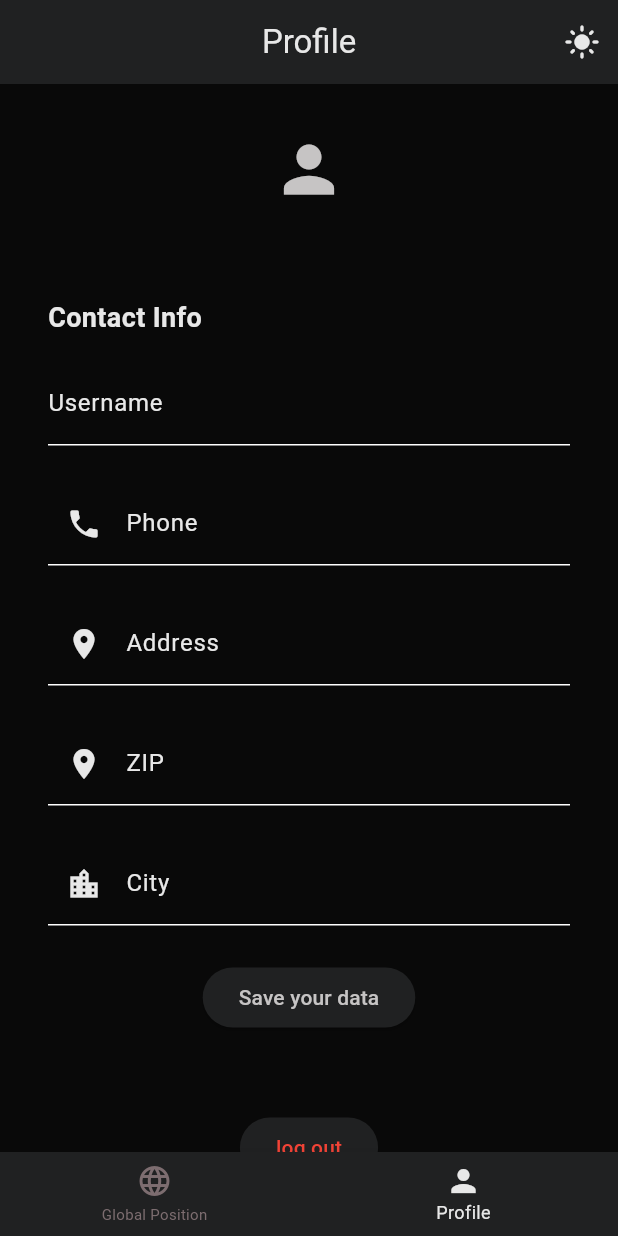
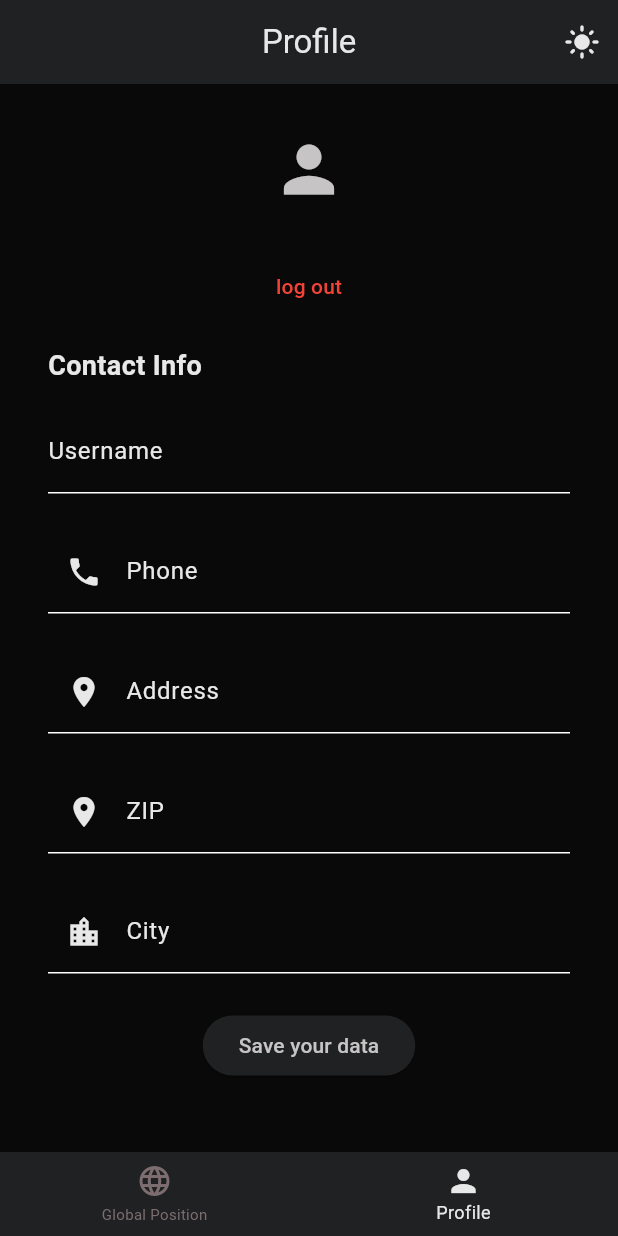
Before and after one commit to FrancescBrau/niu_app, a Flutter app: the ProfileScreen screen opened directly with empty values, on a phone screen of 412 x 824 dp. Run offline on Flutter 3.47's test engine with Material 3 defaults, Android fonts, the phone set to English and light mode, and no system bars; our stand-ins replace google_fonts, shared_preferences; accounts and stored records are empty; Roboto replaces fonts that are missing (Afacad).

Commit message:
improving ui logout button

```diff
--- a/lib/features/profile/profile_screen.dart
+++ b/lib/features/profile/profile_screen.dart
@@ -107,12 +107,18 @@
                   crossAxisAlignment: CrossAxisAlignment.start,
                   children: <Widget>[
                     const Center(child: Icon(Icons.person, size: 50)),
-                    smallSpace,
                     Center(
                       child: Text(widget.email,
                           style: const TextStyle(
                               fontSize: 20, fontWeight: FontWeight.bold)),
                     ),
+                    Center(
+                        child: TextButton(
+                            onPressed: loguot,
+                            child: const Text(
+                              'log out',
+                              style: TextStyle(color: Colors.red),
+                            ))),
                     smallSpace,
                     const Text(
                       'Contact Info',
@@ -170,14 +176,6 @@
                         textAlign: TextAlign.center,
                       ),
                     ),
-                    smallSpace,
-                    Center(
-                        child: ElevatedButton(
-                            onPressed: loguot,
-                            child: const Text(
-                              'log out',
-                              style: TextStyle(color: Colors.red),
-                            )))
                   ],
                 ),
               ),
```
Also changed, not shown: lib/features/global position /global_position_screen.dart (+1 -7 lines).
